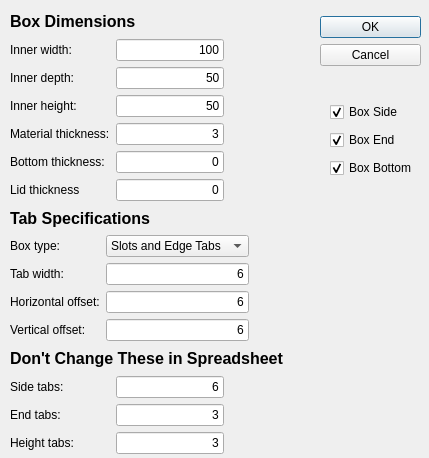
The window that Macro_LaserCutBox.ui (gharley/FreeCAD_Macros) describes before a commit, drawn with Qt 5.
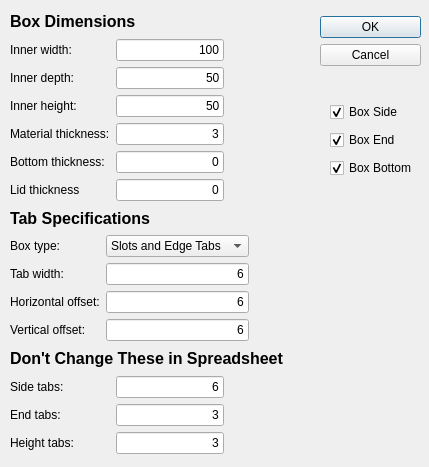
The same window after the commit.

Commit message: added images to dialog

```diff
--- a/Macro_LaserCutBox.ui
+++ b/Macro_LaserCutBox.ui
@@ -7,7 +7,7 @@
     <x>0</x>
     <y>0</y>
     <width>429</width>
-    <height>458</height>
+    <height>467</height>
    </rect>
   </property>
   <property name="windowTitle">
@@ -530,7 +530,7 @@
    <property name="geometry">
     <rect>
      <x>320</x>
-     <y>250</y>
+     <y>200</y>
      <width>90</width>
      <height>147</height>
     </rect>
```
The commit also changes 4 other files.
